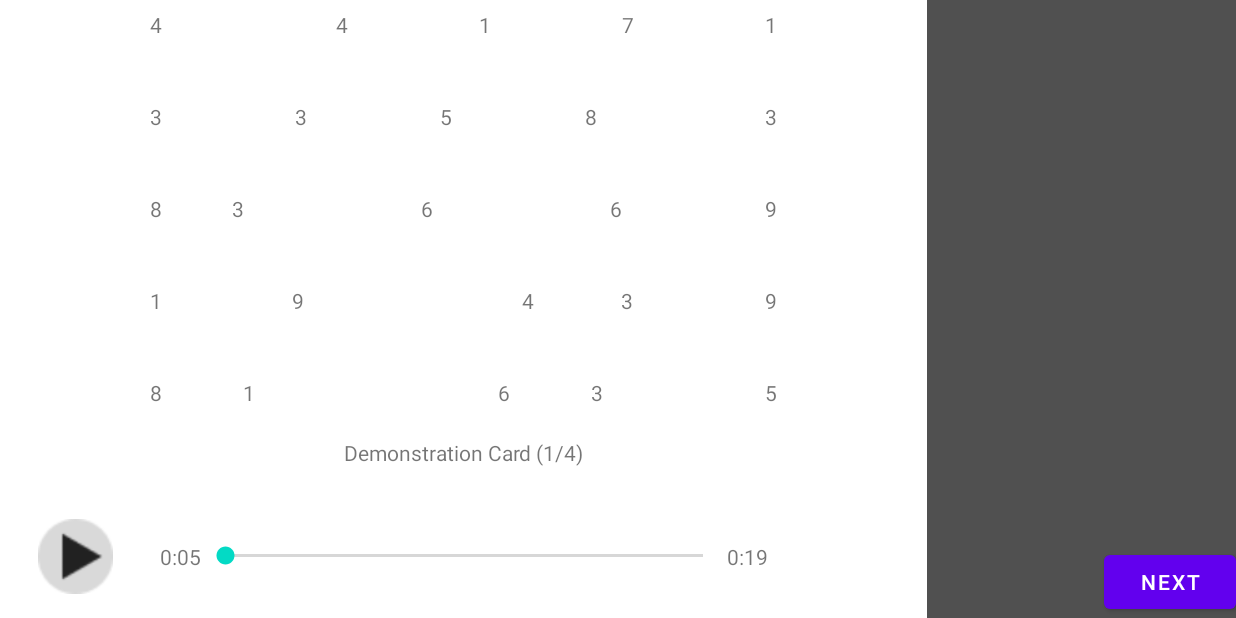
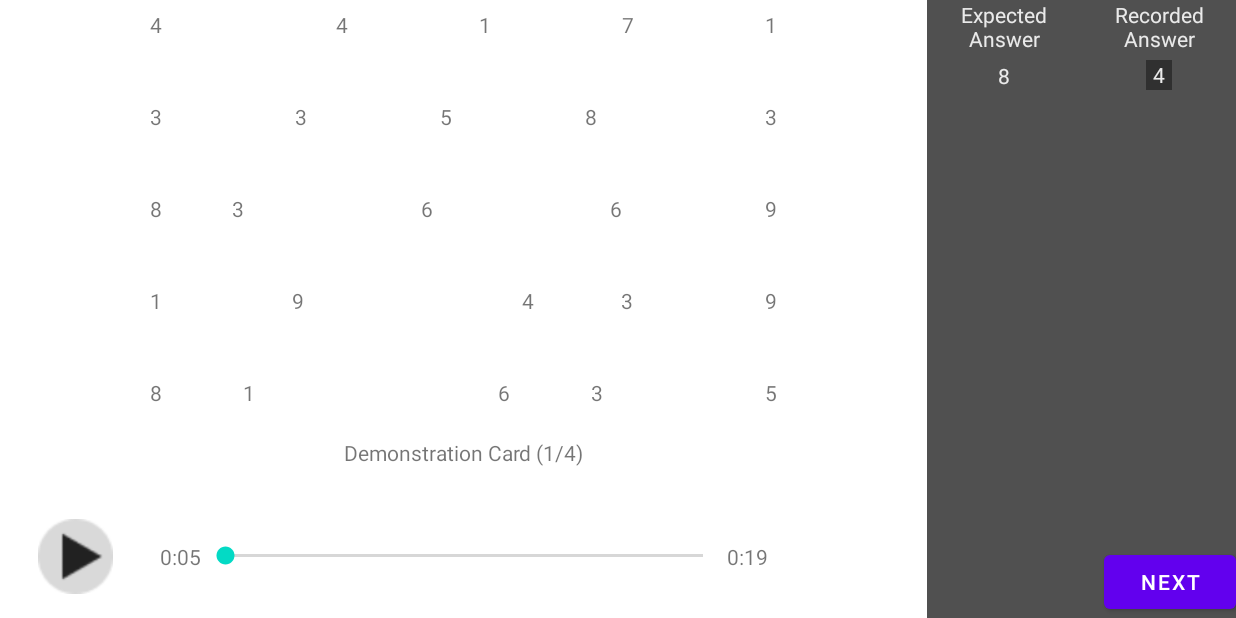
Before and after one commit to DanielEverland/BachelorProject, an Android app: the ReviewFlashcardActivity screen opened directly, with no data from a screen before it, on a phone screen of 824 x 412 dp (held sideways). Run offline under Robolectric (Android 15) with nearby library versions, the phone set to English and light mode, and no system bars; our stand-ins replace navigation-ui; 2 statements that could not run were skipped.

Commit message:
Added layout for expected and recorded answer

```diff
--- a/ConcussionClient/app/src/main/res/layout/activity_review_flashcard.xml
+++ b/ConcussionClient/app/src/main/res/layout/activity_review_flashcard.xml
@@ -91,6 +91,87 @@
             android:layout_weight="3"
             android:background="#505050">
 
+            <LinearLayout
+                android:layout_width="match_parent"
+                android:layout_height="match_parent"
+                android:orientation="vertical"
+                app:layout_constraintBottom_toBottomOf="parent">
+
+                <LinearLayout
+                    android:layout_width="match_parent"
+                    android:layout_height="60dp"
+                    android:orientation="horizontal">
+
+                    <androidx.constraintlayout.widget.ConstraintLayout
+                        android:layout_width="match_parent"
+                        android:layout_height="match_parent"
+                        android:layout_weight="1">
+
+                        <TextView
+                            android:id="@+id/textView3"
+                            android:layout_width="match_parent"
+                            android:layout_height="wrap_content"
+                            android:text="Expected Answer"
+                            android:textAlignment="center"
+                            android:textColor="@color/off_white"
+                            app:layout_constraintTop_toTopOf="parent" />
+
+                        <TextView
+                            android:id="@+id/textView5"
+                            android:layout_width="match_parent"
+                            android:layout_height="wrap_content"
+                            android:gravity="bottom"
+                            android:text="8"
+                            android:textAlignment="center"
+                            android:textColor="@color/off_white"
+                            app:layout_constraintBottom_toBottomOf="parent"
+                            tools:layout_editor_absoluteX="0dp" />
+                    </androidx.constraintlayout.widget.ConstraintLayout>
+
+                    <androidx.constraintlayout.widget.ConstraintLayout
+                        android:layout_width="match_parent"
+                        android:layout_height="match_parent"
+                        android:layout_weight="1">
+
+                        <TextView
+                            android:id="@+id/textView4"
+                            android:layout_width="match_parent"
+                            android:layout_height="wrap_content"
+                            android:text="Recorded Answer"
+                            android:textAlignment="center"
+                            android:textColor="@color/off_white" />
+
+                        <FrameLayout
+                            android:layout_width="17dp"
+                            android:layout_height="20dp"
+                            android:background="@color/black_overlay"
+                            app:layout_constraintBottom_toBottomOf="parent"
+                            app:layout_constraintEnd_toEndOf="parent"
+                            app:layout_constraintStart_toStartOf="parent">
+
+                            <EditText
+                                android:id="@+id/editTextTextPersonName"
+                                android:layout_width="match_parent"
+                                android:layout_height="wrap_content"
+                                android:background="@null"
+                                android:digits="123456789"
+                                android:ems="10"
+                                android:inputType="numberSigned"
+                                android:numeric="signed"
+                                android:text="4"
+                                android:textAlignment="center"
+                                android:textColor="@color/off_white"
+                                android:textSize="14sp"
+                                app:layout_constraintBottom_toBottomOf="parent"
+                                app:layout_constraintEnd_toEndOf="parent"
+                                app:layout_constraintStart_toStartOf="parent"
+                                app:layout_constraintTop_toTopOf="parent" />
+                        </FrameLayout>
+
+                    </androidx.constraintlayout.widget.ConstraintLayout>
+                </LinearLayout>
+            </LinearLayout>
+
             <Button
                 android:id="@+id/debugNextTestButton"
                 android:layout_width="wrap_content"
--- a/ConcussionClient/app/src/main/res/values/colors.xml
+++ b/ConcussionClient/app/src/main/res/values/colors.xml
@@ -16,4 +16,5 @@
     <color name="light_blue_A400">#FF00B0FF</color>
     <color name="black_overlay">#66000000</color>
     <color name="fullscreen_blocker">#EB5C5C5C</color>
+    <color name="off_white">#EAEAEA</color>
 </resources>
```
